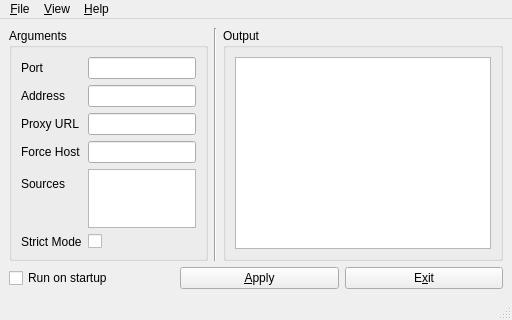
Qt form src/mainwindow.ui (FrzMtrsprt/QtUnblockNeteaseMusic) before a commit.
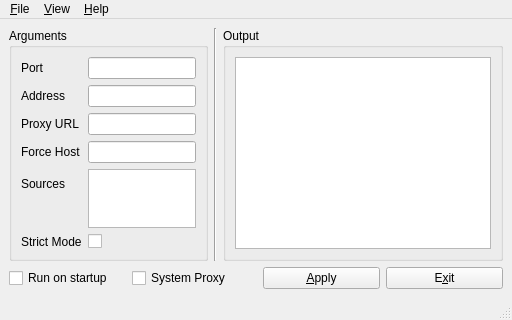
The same form after that commit. Icons and pictures are not drawn.

Commit message: Add system proxy checkbox

Patch:
```diff
--- a/src/mainwindow.ui
+++ b/src/mainwindow.ui
@@ -16,6 +16,13 @@
         </property>
        </widget>
       </item>
+      <item>
+       <widget class="QCheckBox" name="proxyCheckBox">
+        <property name="text">
+         <string>System Proxy</string>
+        </property>
+       </widget>
+      </item>
       <item>
        <spacer name="horizontalSpacer">
         <property name="orientation">
```
The commit also changes 3 other files.
